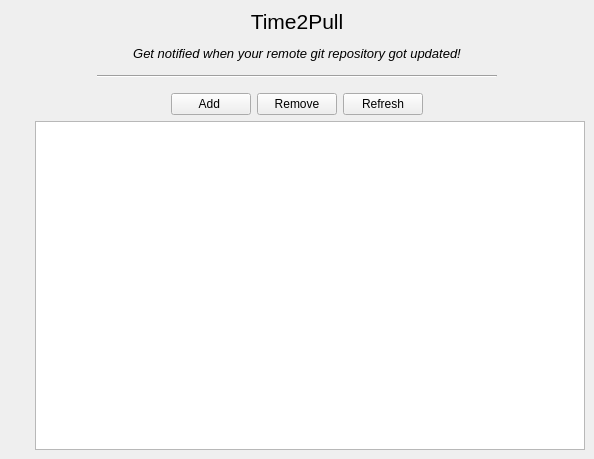
Above: time2pull/forms/main_window.ui from ColinDuquesnoy/Time2Pull before the change. Below: the same form after it.
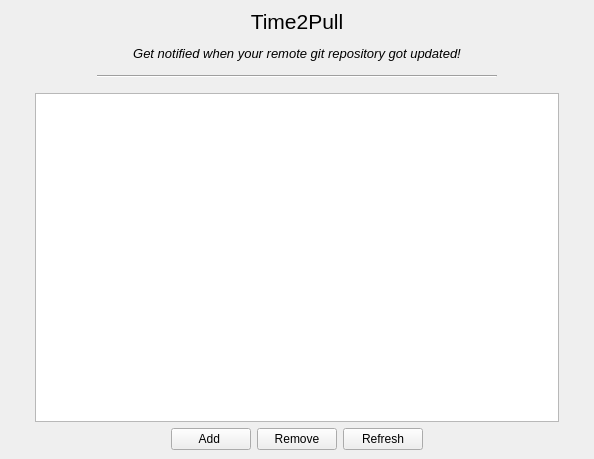
That is the form after the change. Icons and pictures are not drawn.

Diff of the .ui file:
```diff
--- a/time2pull/forms/main_window.ui
+++ b/time2pull/forms/main_window.ui
@@ -107,9 +107,36 @@
       <item>
        <widget class="QListWidget" name="listWidgetRepos"/>
       </item>
+      <item>
+       <layout class="QVBoxLayout" name="verticalLayout_2">
+        <property name="leftMargin">
+         <number>0</number>
+        </property>
+        <item>
+         <spacer name="verticalSpacer_2">
+          <property name="orientation">
+           <enum>Qt::Vertical</enum>
+          </property>
+          <property name="sizeHint" stdset="0">
+           <size>
+            <width>20</width>
+            <height>40</height>
+           </size>
+          </property>
+         </spacer>
+        </item>
+        <item>
+         <widget class="QLabel" name="label_2">
+          <property name="text">
+           <string/>
+          </property>
+         </widget>
+        </item>
+       </layout>
+      </item>
      </layout>
     </item>
-    <item row="2" column="0">
+    <item row="4" column="0">
      <layout class="QHBoxLayout" name="horizontalLayout">
       <item>
        <spacer name="horizontalSpacer">
```
Left out of the diff: 2 changed lines with no effect on the pictures.
